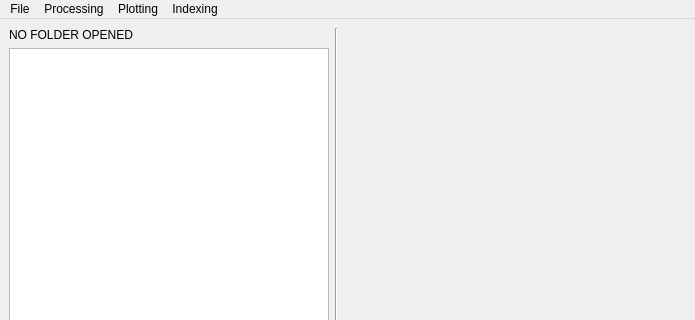
This is ui/main_window.ui in EBSP-Indexer/EBSP-Indexer as Qt 5 draws it before an edit; both pictures show x 0 to 695 and y 0 to 320 of the 695 by 662 pixel window. The edited form follows.
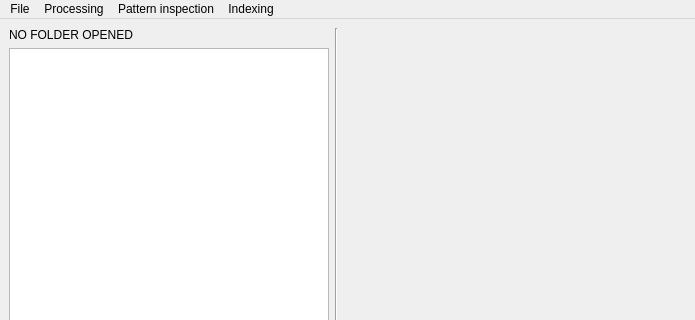
This is the edited form. Custom widgets are drawn as their Qt base class.

Commit message: Added feature maps as own dialog

The edit to the form file:
```diff
--- a/ui/main_window.ui
+++ b/ui/main_window.ui
@@ -166,7 +166,7 @@
    </widget>
    <widget class="QMenu" name="menuPlot">
     <property name="title">
-     <string>Plotting</string>
+     <string>Pattern inspection</string>
     </property>
     <addaction name="actionSignalNavigation"/>
    </widget>
```
Left out of the diff: 19 changed lines with no effect on the pictures. The commit also changes 5 other files.
